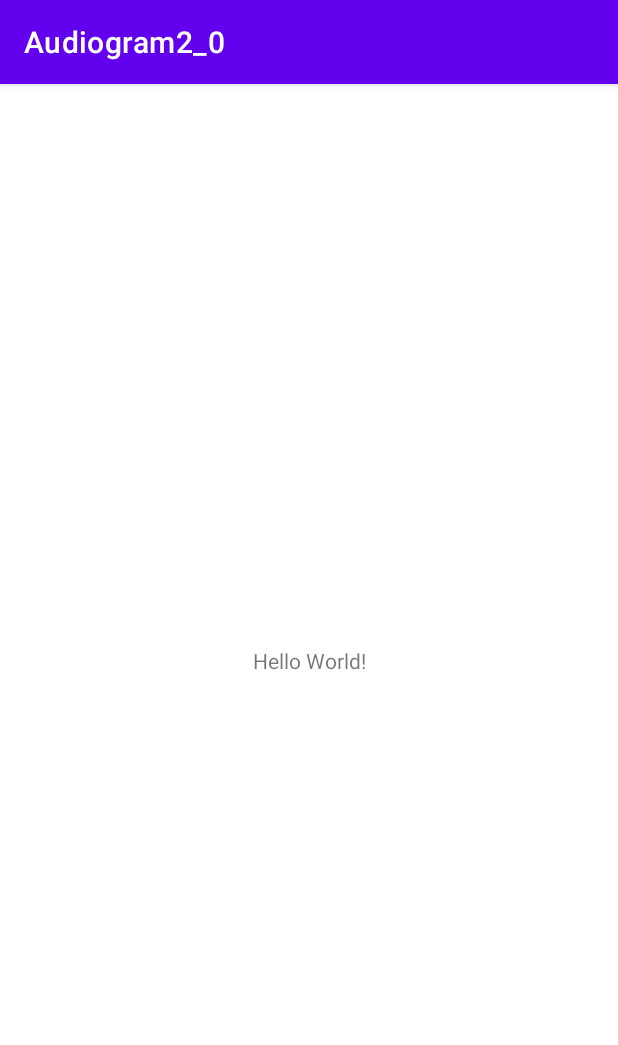
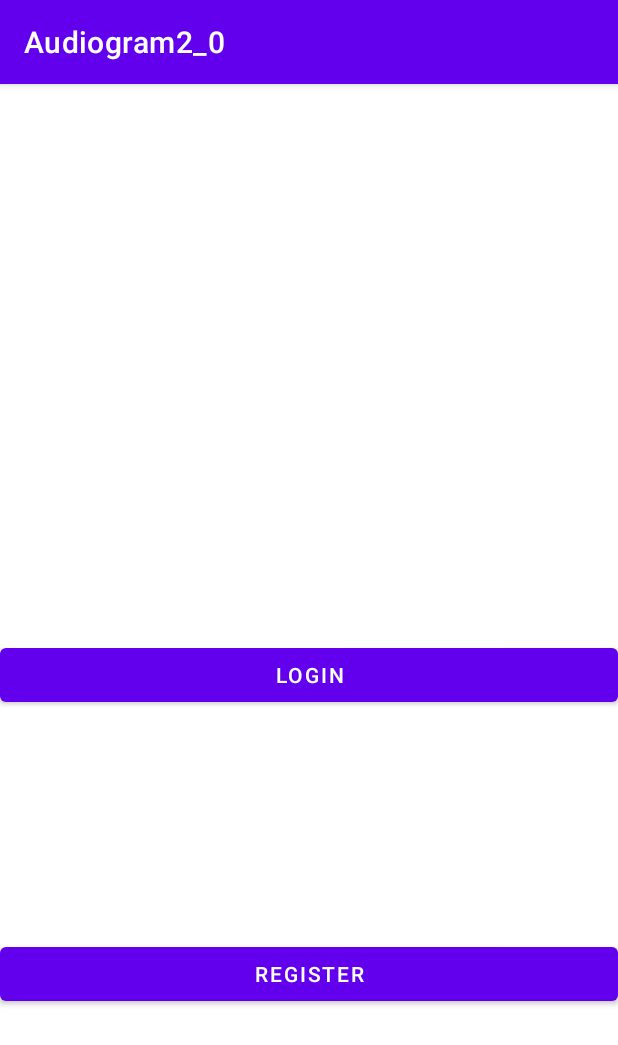
Before and after one commit to Mateusz-Gorniak/Audiogram2_0, an Android app: the screen it shows after launch (MainActivity), on a phone screen of 412 x 824 dp. Shown: the top 1045 px of the screen. Run offline under Robolectric (Android 15) with nearby library versions, the phone set to English and light mode, and no system bars.

Commit message:
Initialize basic activities

```diff
--- a/app/build.gradle
+++ b/app/build.gradle
@@ -1,6 +1,8 @@
 plugins {
     id 'com.android.application'
+
 }
+apply plugin: 'com.google.gms.google-services'
 
 android {
     compileSdk 30
@@ -33,6 +35,8 @@ dependencies {
     implementation 'com.google.android.material:material:1.4.0'
     implementation 'androidx.constraintlayout:constraintlayout:2.1.0'
     testImplementation 'junit:junit:4.+'
+    implementation platform('com.google.firebase:firebase-bom:28.4.1')
+    implementation 'com.google.firebase:firebase-analytics'
     androidTestImplementation 'androidx.test.ext:junit:1.1.3'
     androidTestImplementation 'androidx.test.espresso:espresso-core:3.4.0'
 }
--- a/app/src/main/AndroidManifest.xml
+++ b/app/src/main/AndroidManifest.xml
@@ -10,6 +10,12 @@
         android:supportsRtl="true"
         android:theme="@style/Theme.Audiogram2_0">
         <activity
+            android:name=".LoginActivity"
+            android:exported="true" />
+        <activity
+            android:name=".RegisterActivity"
+            android:exported="true" />
+        <activity
             android:name=".MainActivity"
             android:exported="true">
             <intent-filter>
--- a/app/src/main/res/layout/activity_main.xml
+++ b/app/src/main/res/layout/activity_main.xml
@@ -6,13 +6,27 @@
     android:layout_height="match_parent"
     tools:context=".MainActivity">
 
-    <TextView
-        android:layout_width="wrap_content"
+    <Button
+        android:id="@+id/LoginButton"
+        android:layout_width="match_parent"
         android:layout_height="wrap_content"
-        android:text="Hello World!"
+        android:layout_marginTop="20dp"
+        android:text="LOGIN"
         app:layout_constraintBottom_toBottomOf="parent"
-        app:layout_constraintLeft_toLeftOf="parent"
-        app:layout_constraintRight_toRightOf="parent"
+        app:layout_constraintEnd_toEndOf="parent"
+        android:onClick="onClickLoginButton"
+        app:layout_constraintStart_toStartOf="parent"
         app:layout_constraintTop_toTopOf="parent" />
 
+    <Button
+        android:id="@+id/RegisterButton"
+        android:layout_width="match_parent"
+        android:layout_height="wrap_content"
+        android:text="REGISTER"
+        android:onClick="onClickRegisterButton"
+        app:layout_constraintBottom_toBottomOf="parent"
+        app:layout_constraintEnd_toEndOf="parent"
+        app:layout_constraintStart_toStartOf="parent"
+        app:layout_constraintTop_toBottomOf="@+id/LoginButton" />
+
 </androidx.constraintlayout.widget.ConstraintLayout>
--- a/build.gradle
+++ b/build.gradle
@@ -6,7 +6,7 @@ buildscript {
     }
     dependencies {
         classpath "com.android.tools.build:gradle:7.0.2"
-
+        classpath 'com.google.gms:google-services:4.3.10'  // Google Services plugin
         // NOTE: Do not place your application dependencies here; they belong
         // in the individual module build.gradle files
     }
```
Also changed, not shown: app/src/main/java/pl/gorniak/audiogram2_0/LoginActivity.java (added, +14 -0 lines), app/src/main/java/pl/gorniak/audiogram2_0/MainActivity.java (+15 -0 lines), app/src/main/java/pl/gorniak/audiogram2_0/RegisterActivity.java (added, +14 -0 lines), app/src/main/res/layout/activity_login.xml (added, +9 -0 lines), app/src/main/res/layout/activity_register.xml (added, +9 -0 lines), 1 other file.
